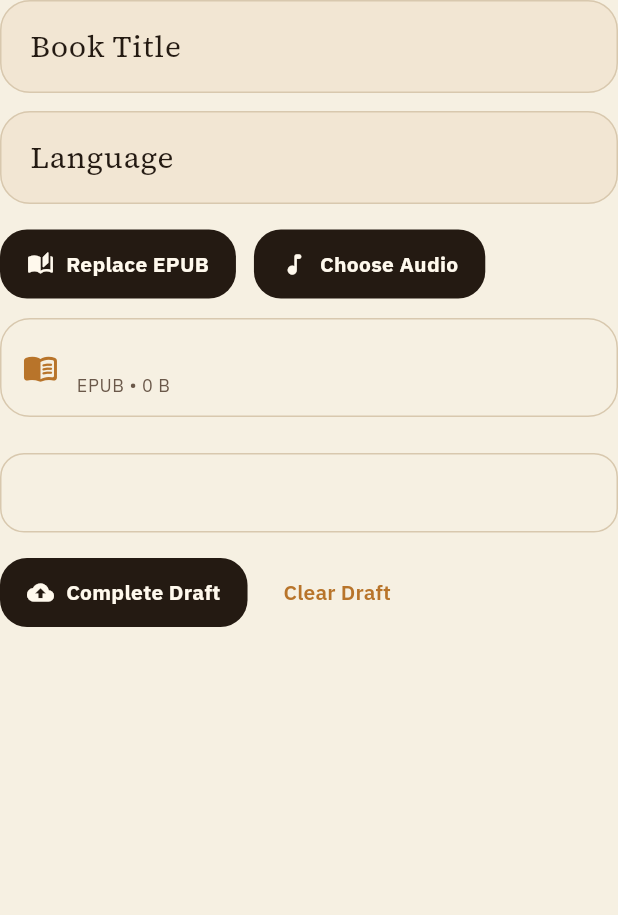
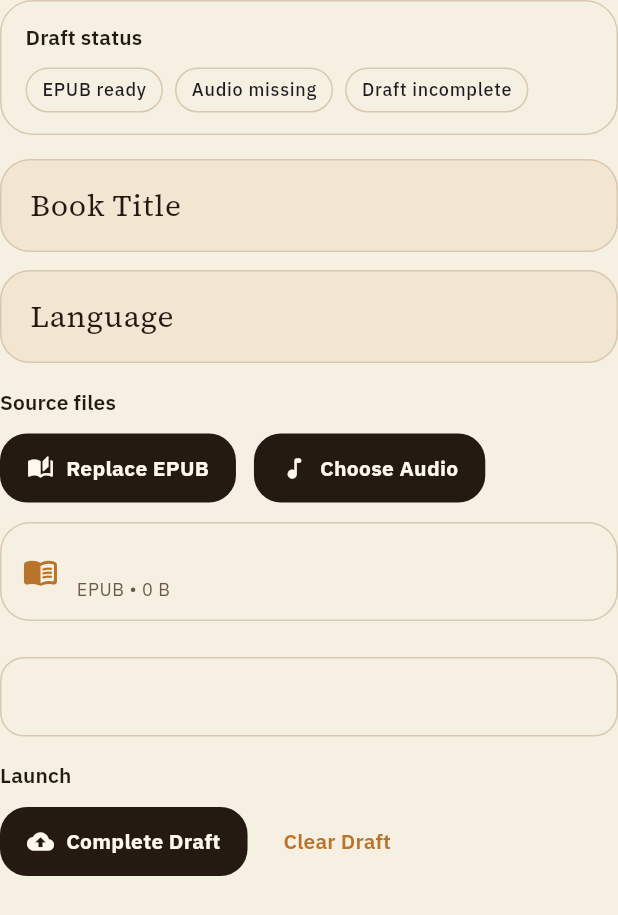
Before and after one commit to Eslamasabry/Sync, a Flutter app: the _ImportComposer widget shown alone on an empty page, opened directly with empty values, on a phone screen of 412 x 824 dp. Shown: the top 915 px of the screen. Run offline on Flutter 3.47's test engine with Material 3 defaults, Android fonts, the phone set to English and light mode, and no system bars; our stand-ins replace dio, file_picker, flutter_riverpod, google_fonts, just_audio; network calls fail.

Commit message:
Refine Flutter import workflow presentation

```diff
--- a/flutter_app/lib/features/library/presentation/library_screen.dart
+++ b/flutter_app/lib/features/library/presentation/library_screen.dart
@@ -669,9 +669,52 @@ class _ImportComposerState extends ConsumerState<_ImportComposer> {
   Widget build(BuildContext context) {
     final palette = ReaderPalette.of(context);
     final actions = ref.read(libraryImportProvider.notifier);
+    final hasDraft =
+        widget.state.epubFile != null || widget.state.audioFiles.isNotEmpty;
     return Column(
       crossAxisAlignment: CrossAxisAlignment.start,
       children: [
+        Container(
+          width: double.infinity,
+          padding: const EdgeInsets.fromLTRB(16, 14, 16, 14),
+          decoration: BoxDecoration(
+            color: palette.backgroundBase,
+            borderRadius: BorderRadius.circular(22),
+            border: Border.all(color: palette.borderSubtle),
+          ),
+          child: Column(
+            crossAxisAlignment: CrossAxisAlignment.start,
+            children: [
+              Text(
+                'Draft status',
+                style: Theme.of(context).textTheme.labelLarge,
+              ),
+              const SizedBox(height: 10),
+              Wrap(
+                spacing: 8,
+                runSpacing: 8,
+                children: [
+                  _LibraryStatusChip(
+                    label: widget.state.epubFile == null
+                        ? 'EPUB missing'
+                        : 'EPUB ready',
+                  ),
+                  _LibraryStatusChip(
+                    label: widget.state.audioFiles.isEmpty
+                        ? 'Audio missing'
+                        : '${widget.state.audioFiles.length} audio ready',
+                  ),
+                  _LibraryStatusChip(
+                    label: widget.state.canStartImport
+                        ? 'Ready to align'
+                        : 'Draft incomplete',
+                  ),
+                ],
+              ),
+            ],
+          ),
+        ),
+        const SizedBox(height: 16),
         TextField(
           controller: _titleController,
           decoration: const InputDecoration(labelText: 'Book Title'),
@@ -684,6 +727,8 @@ class _ImportComposerState extends ConsumerState<_ImportComposer> {
           onChanged: actions.setLanguage,
         ),
         const SizedBox(height: 16),
+        Text('Source files', style: Theme.of(context).textTheme.labelLarge),
+        const SizedBox(height: 10),
         Wrap(
           spacing: 12,
           runSpacing: 8,
@@ -706,6 +751,15 @@ class _ImportComposerState extends ConsumerState<_ImportComposer> {
             ),
           ],
         ),
+        if (!hasDraft) ...[
+          const SizedBox(height: 12),
+          Text(
+            'Attach the book first, then the audiobook files. Multi-file audio is fine.',
+            style: Theme.of(
+              context,
+            ).textTheme.bodySmall?.copyWith(color: palette.textMuted),
+          ),
+        ],
         if (widget.state.epubFile != null) ...[
           const SizedBox(height: 12),
           _ImportFileTile(
@@ -747,6 +801,8 @@ class _ImportComposerState extends ConsumerState<_ImportComposer> {
           ),
         ],
         const SizedBox(height: 16),
+        Text('Launch', style: Theme.of(context).textTheme.labelLarge),
+        const SizedBox(height: 10),
         Wrap(
           spacing: 12,
           runSpacing: 8,
```
